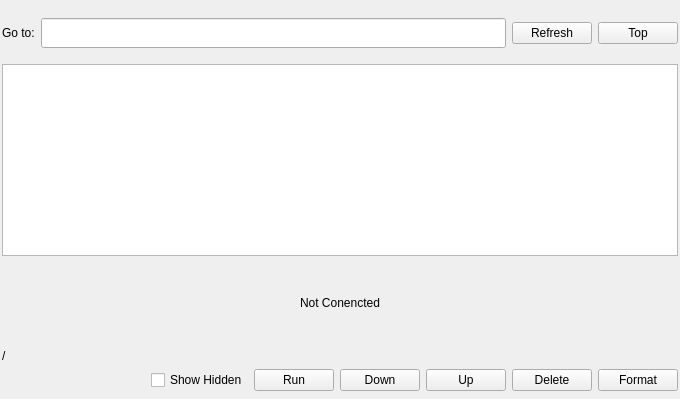
CoActionOS/CoActionOS-Desktop, file CoActionOS-QtSDK/CSdk/CFileBrowser.ui: the form before one commit.
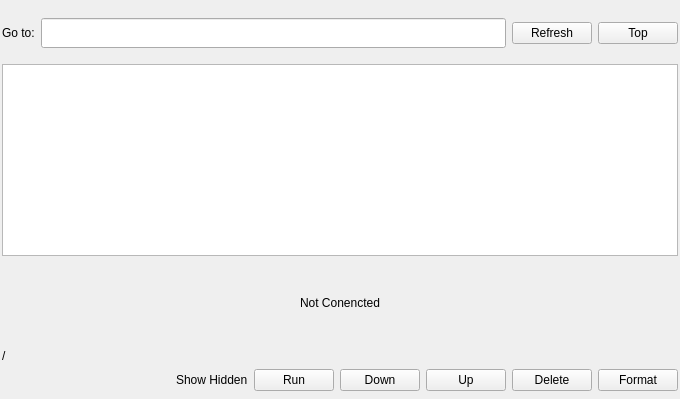
The form after the commit. Custom widgets are drawn as their Qt base class.

The edit to the form file:
```diff
--- a/CoActionOS-QtSDK/CSdk/CFileBrowser.ui
+++ b/CoActionOS-QtSDK/CSdk/CFileBrowser.ui
@@ -206,13 +206,7 @@
       </spacer>
      </item>
      <item>
-      <widget class="QCheckBox" name="showHiddenFilesCheckBox">
-       <property name="maximumSize">
-        <size>
-         <width>150</width>
-         <height>16777215</height>
-        </size>
-       </property>
+      <widget class="CCheckbox" name="showHiddenFilesCheckBox">
        <property name="text">
         <string>Show Hidden</string>
        </property>
@@ -257,6 +251,13 @@
    </item>
   </layout>
  </widget>
+ <customwidgets>
+  <customwidget>
+   <class>CCheckbox</class>
+   <extends>QLabel</extends>
+   <header>CSdk/CCheckbox.h</header>
+  </customwidget>
+ </customwidgets>
  <resources/>
  <connections/>
 </ui>
```
Left out of the diff: 11 changed lines with no effect on the pictures.
